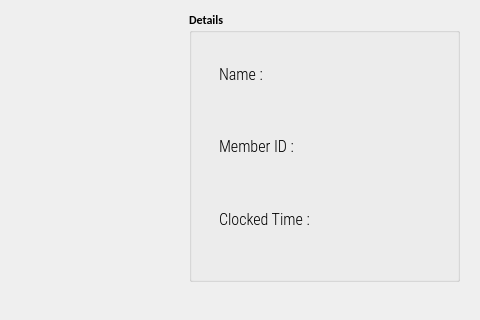
yomatashi/CPMMS, file CPMMS_software/memberVerificationVideo.ui: the form before one commit; both pictures show x 471 to 951 and y 99 to 419 of the 951 by 591 pixel window.
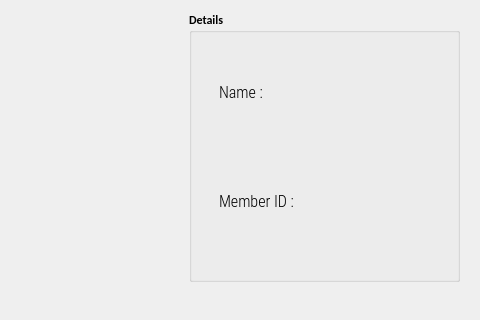
The form after the commit. Icons and pictures are not drawn.

The edit to the form file:
```diff
--- a/CPMMS_software/memberVerificationVideo.ui
+++ b/CPMMS_software/memberVerificationVideo.ui
@@ -215,21 +215,6 @@
        </property>
       </widget>
      </item>
-     <item>
-      <widget class="QLabel" name="label_5">
-       <property name="font">
-        <font>
-         <family>Roboto Condensed Light</family>
-         <pointsize>12</pointsize>
-         <weight>50</weight>
-         <bold>false</bold>
-        </font>
-       </property>
-       <property name="text">
-        <string>Clocked Time : </string>
-       </property>
-      </widget>
-     </item>
     </layout>
    </widget>
    <widget class="QWidget" name="verticalLayoutWidget_2">
```
Left out of the diff: 36 changed lines with no effect on the pictures.
